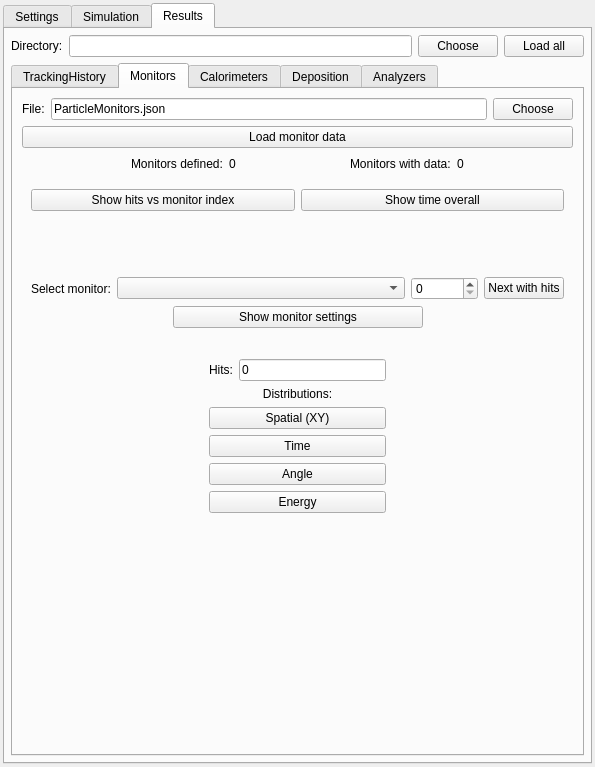
The window that ants3bundle/src/ants3/gui/particleSim/aparticlesimwin.ui (andrmor/ANTS3bundle) describes before a commit, drawn with Qt 5.
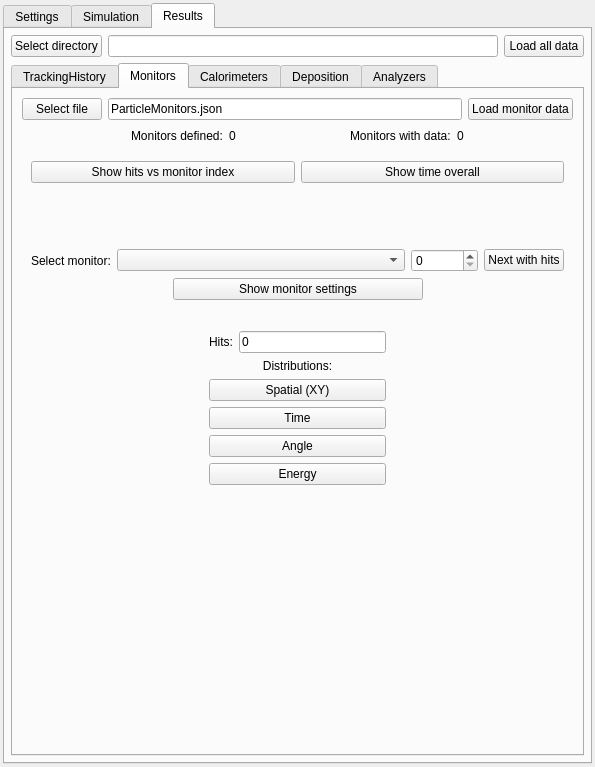
The same window after the commit. The open tabs and pages were chosen to show the change. Icons and pictures are not drawn.

```diff
--- a/ants3bundle/src/ants3/gui/particleSim/aparticlesimwin.ui
+++ b/ants3bundle/src/ants3/gui/particleSim/aparticlesimwin.ui
@@ -1406,27 +1406,20 @@
         </property>
         <item>
          <layout class="QHBoxLayout" name="horizontalLayout_6">
-          <item>
-           <widget class="QLabel" name="label_6">
-            <property name="text">
-             <string>Directory:</string>
-            </property>
-           </widget>
-          </item>
-          <item>
-           <widget class="QLineEdit" name="leWorkingDirectory">
-            <property name="text">
-             <string/>
-            </property>
-           </widget>
-          </item>
           <item>
            <widget class="QPushButton" name="pbChooseWorkingDirectory">
             <property name="contextMenuPolicy">
              <enum>Qt::ContextMenuPolicy::CustomContextMenu</enum>
             </property>
             <property name="text">
-             <string>Choose</string>
+             <string>Select directory</string>
+            </property>
+           </widget>
+          </item>
+          <item>
+           <widget class="QLineEdit" name="leWorkingDirectory">
+            <property name="text">
+             <string/>
             </property>
            </widget>
           </item>
@@ -1442,7 +1435,7 @@
              <string>Assuming standard filenames</string>
             </property>
             <property name="text">
-             <string>Load all</string>
+             <string>Load all data</string>
             </property>
            </widget>
           </item>
@@ -3905,9 +3898,9 @@
             <item>
              <layout class="QHBoxLayout" name="horizontalLayout_42">
               <item>
-               <widget class="QLabel" name="label_13">
+               <widget class="QPushButton" name="pbChooseMonitorsFile">
                 <property name="text">
-                 <string>File:</string>
+                 <string>Select file</string>
                 </property>
                </widget>
               </item>
@@ -3919,21 +3912,14 @@
                </widget>
               </item>
               <item>
-               <widget class="QPushButton" name="pbChooseMonitorsFile">
+               <widget class="QPushButton" name="pbLoadMonitorsData">
                 <property name="text">
-                 <string>Choose</string>
+                 <string>Load monitor data</string>
                 </property>
                </widget>
               </item>
              </layout>
             </item>
-            <item>
-             <widget class="QPushButton" name="pbLoadMonitorsData">
-              <property name="text">
-               <string>Load monitor data</string>
-              </property>
-             </widget>
-            </item>
             <item>
              <layout class="QHBoxLayout" name="horizontalLayout_49">
               <item>
```
Left out of the diff: 52 changed lines with no effect on the pictures.
